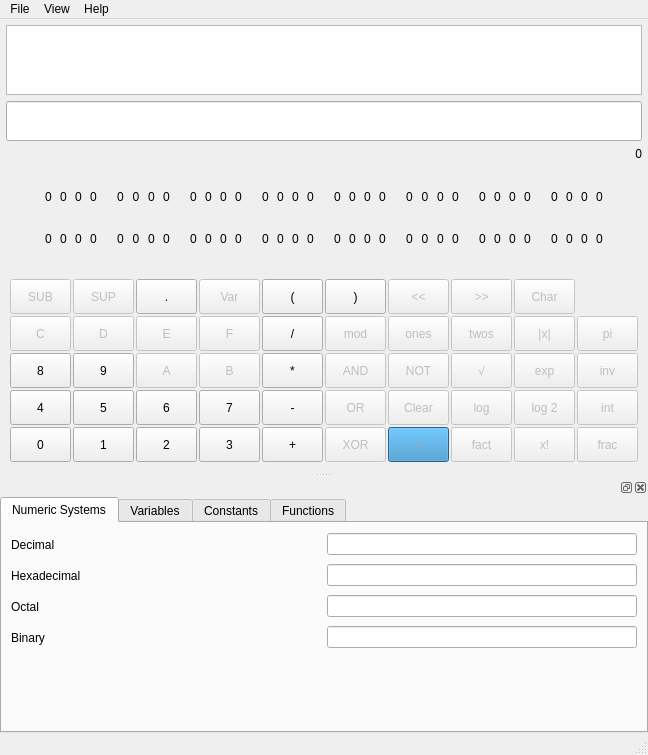
This is src/forms/mainwindow.ui in vetux/qcalculator as Qt 5 draws it before an edit. The edited form follows.
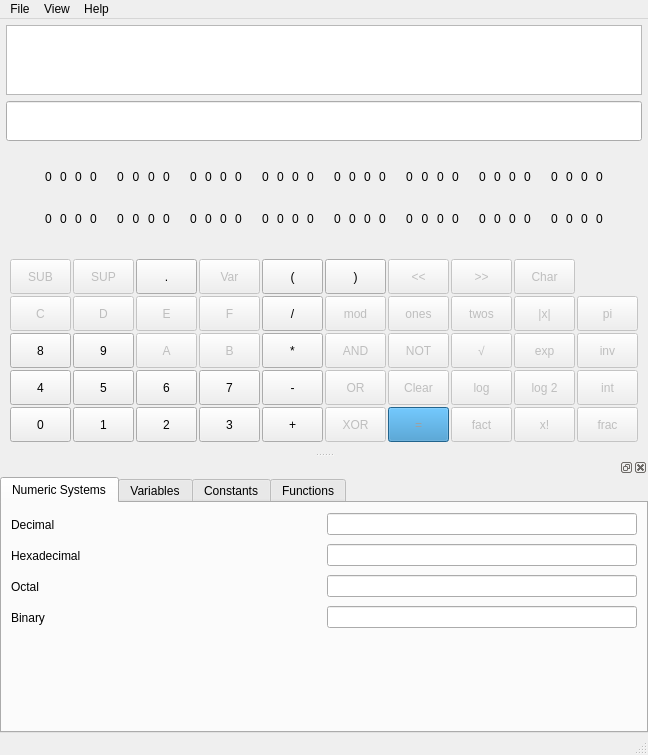
This is the edited form.

Commit message: Implement QListWidget based history view, Implement auto value update, Add widgets to gui.py

```diff
--- a/src/forms/mainwindow.ui
+++ b/src/forms/mainwindow.ui
@@ -76,26 +76,6 @@
            </property>
           </widget>
          </item>
-         <item>
-          <layout class="QHBoxLayout" name="horizontalLayout_12">
-           <item>
-            <widget class="QLabel" name="label_lastResult">
-             <property name="sizePolicy">
-              <sizepolicy hsizetype="Preferred" vsizetype="Preferred">
-               <horstretch>0</horstretch>
-               <verstretch>0</verstretch>
-              </sizepolicy>
-             </property>
-             <property name="text">
-              <string>0</string>
-             </property>
-             <property name="alignment">
-              <set>Qt::AlignRight|Qt::AlignTrailing|Qt::AlignVCenter</set>
-             </property>
-            </widget>
-           </item>
-          </layout>
-         </item>
         </layout>
        </widget>
       </item>
```
Left out of the diff: 29 changed lines with no effect on the pictures. The commit also changes 6 other files.
